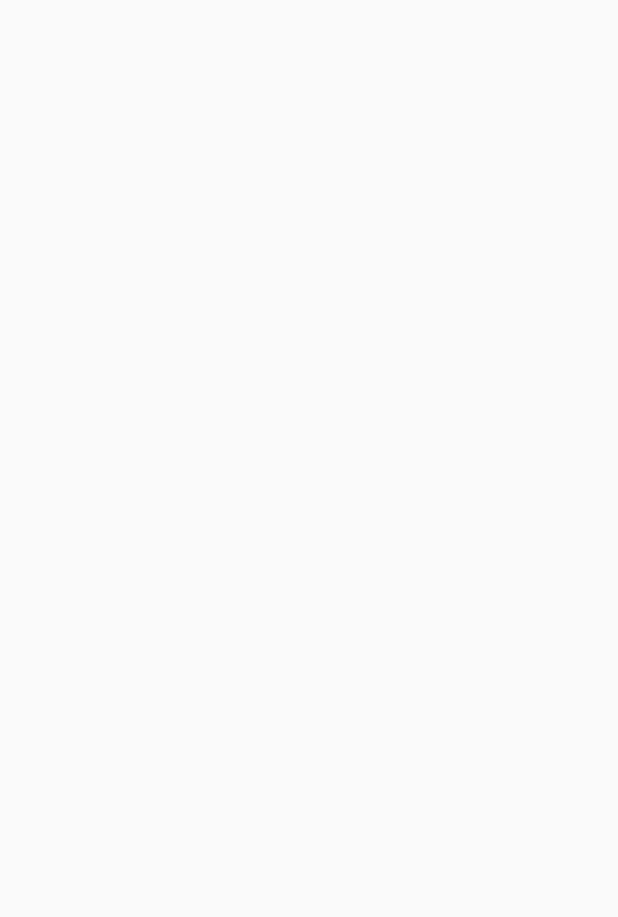
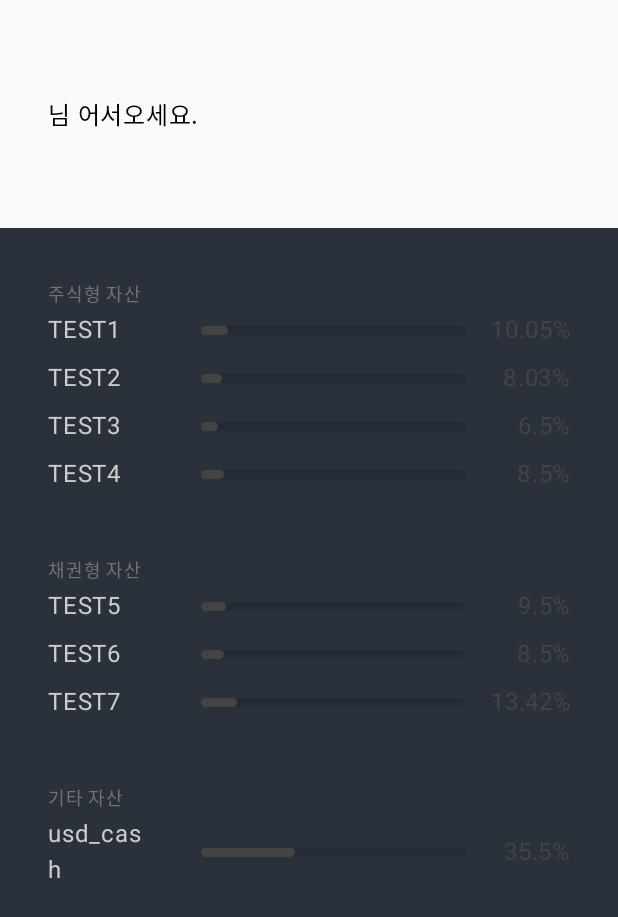
Before and after one commit to qpeterp/-AIM-Mobile-Coding-Test, an Android app built with Jetpack Compose: the HomeScreen screen opened through its navigation route, on a phone screen of 412 x 824 dp. Before the commit the part shown is empty. Shown: the top 917 px of the screen. Run offline under Robolectric (Android 15) with nearby library versions, the phone set to English and light mode, and no system bars; our stand-ins replace Dagger/Hilt's generated code.

Commit message:
Feat :: Home Progress bar

```diff
--- a/app/build.gradle.kts
+++ b/app/build.gradle.kts
@@ -5,6 +5,7 @@ plugins {
 
     id("com.google.devtools.ksp")
     id("com.google.dagger.hilt.android")
+    id("org.jetbrains.kotlin.plugin.serialization") version "2.0.21"
 }
 
 android {
@@ -43,6 +44,11 @@ android {
 }
 
 dependencies {
+    // Server Communication
+    implementation("com.squareup.retrofit2:retrofit:2.11.0")
+    implementation("org.jetbrains.kotlinx:kotlinx-serialization-json:1.6.0")
+    implementation("com.squareup.okhttp3:logging-interceptor:4.11.0")
+
     // navigation
     implementation("androidx.navigation:navigation-compose:2.8.9")
 
--- a/app/src/main/java/com/qpeterp/assetmanagement/application/PreferenceManager.kt
+++ b/app/src/main/java/com/qpeterp/assetmanagement/application/PreferenceManager.kt
@@ -7,10 +7,10 @@ class PreferenceManager(context: Context) {
     private val prefs: SharedPreferences =
         context.getSharedPreferences(FIT_BATTLE_APP, Context.MODE_PRIVATE)
 
-    var token: String by PreferenceDelegate("TOKEN", "")
+    var userId: String by PreferenceDelegate("USERID", "")
 
     fun clearToken() {
-        token = ""
+        userId = ""
     }
 
     companion object {
--- /dev/null
+++ b/app/src/main/java/com/qpeterp/assetmanagement/domain/model/stock/StockData.kt
@@ -0,0 +1,10 @@
+package com.qpeterp.assetmanagement.domain.model.stock
+
+data class StockData(
+    val securitySymbol: String,
+    val type: String,
+    val securityDescription: String,
+    val quantity: Int,
+    val ratio: Double,
+    val securityName: String
+)
--- a/app/src/main/java/com/qpeterp/assetmanagement/presentation/features/auth/register/screen/RegisterScreen.kt
+++ b/app/src/main/java/com/qpeterp/assetmanagement/presentation/features/auth/register/screen/RegisterScreen.kt
@@ -15,6 +15,7 @@ import androidx.compose.ui.unit.dp
 import androidx.compose.ui.unit.sp
 import androidx.hilt.navigation.compose.hiltViewModel
 import androidx.navigation.NavController
+import com.qpeterp.assetmanagement.application.MyApplication
 import com.qpeterp.assetmanagement.presentation.core.components.AmButton
 import com.qpeterp.assetmanagement.presentation.core.components.AmTextField
 import com.qpeterp.assetmanagement.presentation.core.components.ErrorText
@@ -84,10 +85,12 @@ fun RegisterScreen(
         Spacer(modifier = Modifier.height(8.dp))
 
         AmButton(
+            // TODO: api 연동 시, 회원 검증 추가
             onClick = {
                 if (step < 4) {
                     viewModel.nextStep()
                 } else {
+                    MyApplication.prefs.userId = id
                     navController.navigate(NavGroup.Main.HOME)
                 }
             },
--- a/app/src/main/java/com/qpeterp/assetmanagement/presentation/features/home/screen/HomeScreen.kt
+++ b/app/src/main/java/com/qpeterp/assetmanagement/presentation/features/home/screen/HomeScreen.kt
@@ -1,8 +1,34 @@
 package com.qpeterp.assetmanagement.presentation.features.home.screen
 
+import androidx.compose.foundation.background
+import androidx.compose.foundation.layout.Arrangement
+import androidx.compose.foundation.layout.Box
+import androidx.compose.foundation.layout.Column
+import androidx.compose.foundation.layout.Row
+import androidx.compose.foundation.layout.Spacer
+import androidx.compose.foundation.layout.fillMaxSize
+import androidx.compose.foundation.layout.fillMaxWidth
+import androidx.compose.foundation.layout.height
+import androidx.compose.foundation.layout.padding
+import androidx.compose.foundation.layout.width
+import androidx.compose.foundation.lazy.LazyColumn
+import androidx.compose.foundation.lazy.items
+import androidx.compose.foundation.shape.CircleShape
+import androidx.compose.material3.MaterialTheme
+import androidx.compose.material3.Text
 import androidx.compose.runtime.Composable
+import androidx.compose.runtime.collectAsState
+import androidx.compose.runtime.getValue
+import androidx.compose.ui.Alignment
+import androidx.compose.ui.Modifier
+import androidx.compose.ui.graphics.Color
+import androidx.compose.ui.text.font.FontWeight
+import androidx.compose.ui.text.style.TextAlign
+import androidx.compose.ui.unit.dp
+import androidx.compose.ui.unit.sp
 import androidx.hilt.navigation.compose.hiltViewModel
 import androidx.navigation.NavController
+import com.qpeterp.assetmanagement.application.MyApplication
 import com.qpeterp.assetmanagement.presentation.features.home.viewmodel.HomeViewModel
 
 @Composable
@@ -10,4 +36,88 @@ fun HomeScreen(
     navController: NavController,
     viewModel: HomeViewModel = hiltViewModel(),
 ) {
+    val assets by viewModel.assets.collectAsState()
+    var lastType: String? = null
+
+    Column(
+        modifier = Modifier.fillMaxSize()
+    ) {
+        Row(
+            modifier = Modifier
+                .fillMaxWidth()
+                .padding(32.dp, 64.dp)
+        ) {
+            Text(text = "${MyApplication.prefs.userId}님 어서오세요.")
+        }
+        Column(
+            modifier = Modifier
+                .background(MaterialTheme.colorScheme.onSurface)
+                .fillMaxSize()
+                .padding(32.dp, 0.dp)
+        ) {
+            LazyColumn {
+                items(assets) { asset ->
+                    if (lastType != asset.type) {
+                        Spacer(modifier = Modifier.height(32.dp))
+                        Text(
+                            text = when (asset.type) {
+                                "stock" -> "주식형 자산"
+                                "bond" -> "채권형 자산"
+                                "etc" -> "기타 자산"
+                                else -> "기타 자산"
+                            },
+                            fontSize = 12.sp,
+                            color = Color(0xFF747474)
+                        )
+                    }
+                    RatioItem(
+                        label = asset.securitySymbol,
+                        ratio = asset.ratio,
+                        color = Color.DarkGray
+                    )
+                    lastType = asset.type
+                }
+            }
+        }
+    }
 }
+
+@Composable
+fun RatioItem(
+    label: String,
+    ratio: Double,
+    color: Color,
+) {
+    Row(
+        modifier = Modifier
+            .fillMaxWidth()
+            .padding(0.dp, 0.dp, 0.dp, 8.dp),
+        horizontalArrangement = Arrangement.SpaceBetween,
+        verticalAlignment = Alignment.CenterVertically
+    ) {
+        Text(
+            text = label, modifier = Modifier.weight(2f), color = Color.LightGray, fontSize = 16.sp
+        )
+        Box(
+            modifier = Modifier
+                .weight(6f)
+                .height(6.dp)
+                .padding(32.dp, 0.dp, 0.dp, 0.dp)
+                .background(Color(0xFF242B35), shape = CircleShape),
+        ) {
+            Box(
+                modifier = Modifier
+                    .fillMaxWidth(fraction = (ratio.toFloat() / 100f).coerceIn(0f, 1f))
+                    .height(12.dp)
+                    .background(color, shape = CircleShape)
+            )
+        }
+        Text(
+            text = "${ratio}%",
+            color = color,
+            modifier = Modifier.weight(2f),
+            textAlign = TextAlign.End,
+            fontSize = 16.sp
+        )
+    }
+}
--- a/app/src/main/java/com/qpeterp/assetmanagement/presentation/features/home/viewmodel/HomeViewModel.kt
+++ b/app/src/main/java/com/qpeterp/assetmanagement/presentation/features/home/viewmodel/HomeViewModel.kt
@@ -1,6 +1,30 @@
 package com.qpeterp.assetmanagement.presentation.features.home.viewmodel
 
 import androidx.lifecycle.ViewModel
+import com.qpeterp.assetmanagement.domain.model.stock.StockData
+import kotlinx.coroutines.flow.MutableStateFlow
+import kotlinx.coroutines.flow.StateFlow
+import kotlinx.coroutines.flow.asStateFlow
 
 class HomeViewModel : ViewModel() {
+    private val _assets = MutableStateFlow<List<StockData>>(emptyList())
+    val assets: StateFlow<List<StockData>> = _assets.asStateFlow()
+
+    init {
+        loadDummyData()
+    }
+
+    // TODO: api 연동 시, StockUseCase 구현 및 연동
+    private fun loadDummyData() {
+        _assets.value = listOf(
+            StockData("TEST1", "stock", "테스트를 위한 종목1", 1, 10.05, "test security 1"),
+            StockData("TEST2", "stock", "테스트를 위한 종목2", 1, 8.03, "test security 2"),
+            StockData("TEST3", "stock", "테스트를 위한 종목3", 1, 6.5, "test security 3"),
+            StockData("TEST4", "stock", "테스트를 위한 종목4", 1, 8.5, "test security 4"),
+            StockData("TEST5", "bond", "테스트를 위한 종목5", 3, 9.5, "test security 5"),
+            StockData("TEST6", "bond", "테스트를 위한 종목6", 1, 8.5, "test security 6"),
+            StockData("TEST7", "bond", "테스트를 위한 종목7", 1, 13.42, "test security 7"),
+            StockData("usd_cash", "etc", "현금", 1, 35.5, "cash")
+        )
+    }
 }
--- a/app/src/main/java/com/qpeterp/assetmanagement/presentation/root/navigation/NavGroup.kt
+++ b/app/src/main/java/com/qpeterp/assetmanagement/presentation/root/navigation/NavGroup.kt
@@ -8,6 +8,6 @@ sealed class NavGroup {
 
     data object Main: NavGroup() {
         const val HOME = "home"
-        const val DETAIL = "detail"
+        const val SECURITY = "security"
     }
 }
--- a/app/src/main/java/com/qpeterp/assetmanagement/presentation/root/navigation/NavigationGraph.kt
+++ b/app/src/main/java/com/qpeterp/assetmanagement/presentation/root/navigation/NavigationGraph.kt
@@ -29,6 +29,6 @@ fun NavigationGraph(
 
         // Main 그룹 네비게이션
         composable(NavGroup.Main.HOME) { HomeScreen(navController) }
-//        composable(NavGroup.Main.DETAIL) { DetailScreen(navController) }
+//        composable(NavGroup.Main.DETAIL) { SecurityScreen(navController) }
     }
 }
--- a/app/src/main/java/com/qpeterp/assetmanagement/presentation/root/screen/MainActivity.kt
+++ b/app/src/main/java/com/qpeterp/assetmanagement/presentation/root/screen/MainActivity.kt
@@ -21,7 +21,7 @@ class MainActivity : ComponentActivity() {
         MyApplication.prefs = PreferenceManager(application)
         val prefs = MyApplication.prefs
 
-        val isLoggedIn = prefs.token.isNotEmpty()
+        val isLoggedIn = prefs.userId.isNotEmpty()
 
         setContent {
             AssetManagementTheme {
--- a/app/src/main/java/com/qpeterp/assetmanagement/presentation/theme/LightColors.kt
+++ b/app/src/main/java/com/qpeterp/assetmanagement/presentation/theme/LightColors.kt
@@ -12,7 +12,7 @@ private val LightColors = lightColorScheme(
     onSecondary = Color.White,
     background = Color(0xFFF0F9F9),
     surface = Color(0xFFE3F2F2),
-    onSurface = Color(0xFF333333),
+    onSurface = Color(0xFF2A313A),
     error = Color(0xFFD32F2F),
     onError = Color.White,
 )
```
Also changed, not shown: app/src/main/java/com/qpeterp/assetmanagement/data/data/auth/register/RegisterData.kt (added, +10 -0 lines), app/src/main/java/com/qpeterp/assetmanagement/data/data/home/stock/StockData.kt (added, +13 -0 lines), app/src/main/java/com/qpeterp/assetmanagement/data/data/home/stock/StockListData.kt (added, +9 -0 lines), app/src/main/java/com/qpeterp/assetmanagement/data/remote/base/BaseResponse.kt (added, +31 -0 lines).
